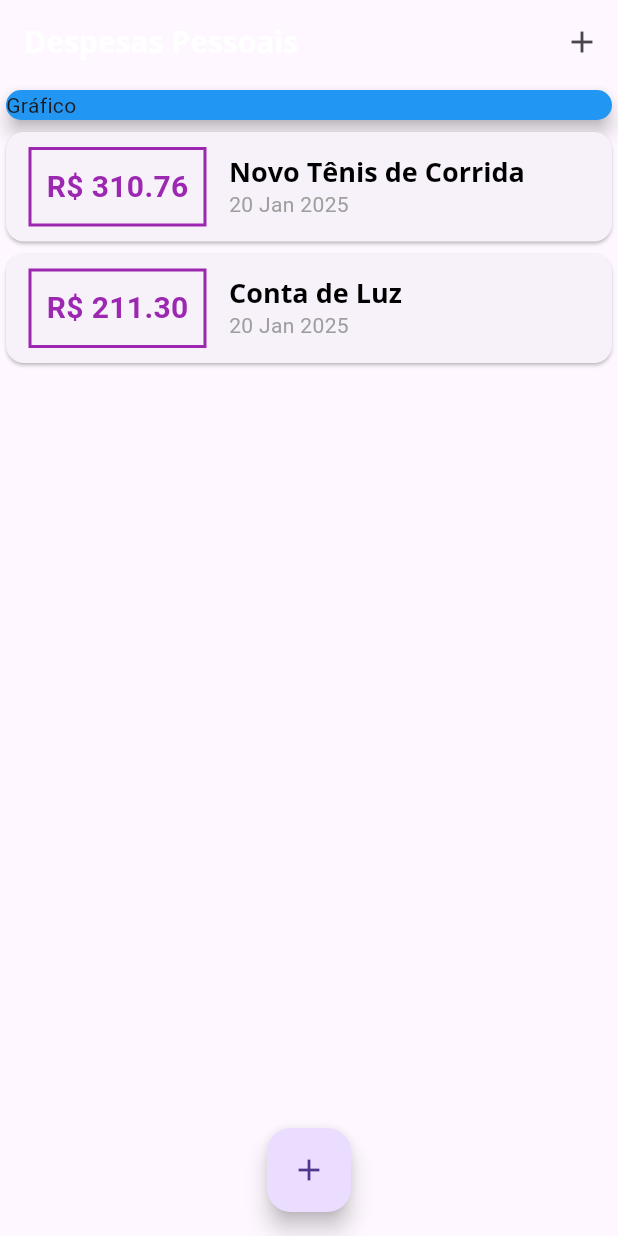
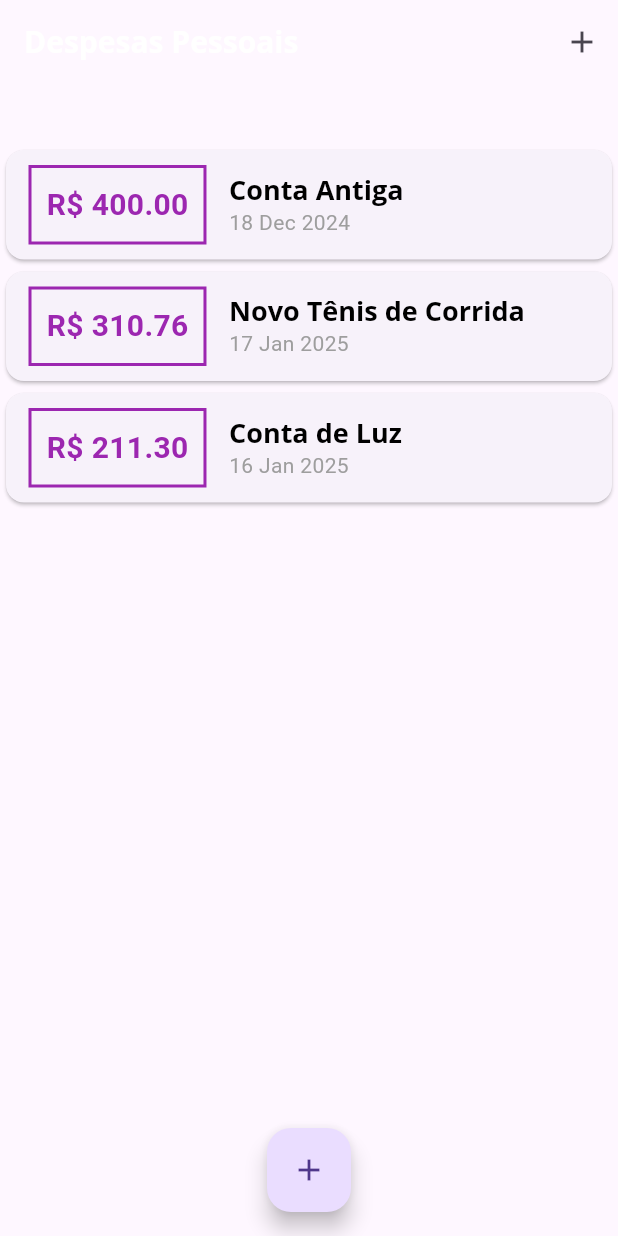
Before and after one commit to jgdlago/expenses-app, a Flutter app: the screen it shows after launch, on a phone screen of 412 x 824 dp. Run offline on Flutter 3.47's test engine with Material 3 defaults, Android fonts, the phone set to English and light mode, and no system bars.

Commit message:
:sparkles: Feat: Component de Chart

```diff
--- /dev/null
+++ b/expenses/lib/components/chart.dart
@@ -0,0 +1,49 @@
+import 'package:flutter/material.dart';
+import 'package:intl/intl.dart';
+import '../models/transaction.dart';
+
+class Chart extends StatelessWidget {
+  final List<Transaction> recentTransaction;
+
+  const Chart(this.recentTransaction, {Key? key}) : super(key: key);
+
+  List<Map<String, Object>> get groupedTransactions {
+    return List.generate(7, (index) {
+      final weekDay = DateTime.now().subtract(
+        Duration(days: index),
+      );
+
+      double totalSum = 0.0;
+
+      for (var i = 0; i < recentTransaction.length; i++) {
+        bool sameDay = recentTransaction[i].date.day == weekDay.day;
+        bool sameMonth = recentTransaction[i].date.month == weekDay.month;
+        bool sameYear = recentTransaction[i].date.year == weekDay.year;
+
+        if (sameDay && sameMonth && sameYear) {
+          totalSum += recentTransaction[i].value;
+        }
+      }
+
+      print(DateFormat.E().format(weekDay)[0]);
+      print(totalSum);
+
+      return {
+        'day': DateFormat.E().format(weekDay)[0],
+        'value': totalSum,
+      };
+    });
+  }
+
+  @override
+  Widget build(BuildContext context) {
+    groupedTransactions;
+    return Card(
+      elevation: 6,
+      margin: const EdgeInsets.all(20),
+      child: Row(
+        children: const [],
+      ),
+    );
+  }
+}
--- a/expenses/lib/main.dart
+++ b/expenses/lib/main.dart
@@ -3,6 +3,7 @@ import 'package:flutter/material.dart';
 import 'dart:math';
 import 'components/transaction_form.dart';
 import 'components/transaction_list.dart';
+import 'components/chart.dart';
 import 'models/transaction.dart';
 
 main() => runApp(ExpensesApp());
@@ -48,20 +49,34 @@ class MyHomePage extends StatefulWidget {
 }
 
 class _MyHomePageState extends State<MyHomePage> {
-  final _transactions = [
+  final List<Transaction> _transactions = [
+    Transaction(
+      id: 't0',
+      title: 'Conta Antiga',
+      value: 400.00,
+      date: DateTime.now().subtract(const Duration(days: 33)),
+    ),
     Transaction(
       id: 't1',
       title: 'Novo Tênis de Corrida',
       value: 310.76,
-      date: DateTime.now(),
+      date: DateTime.now().subtract(const Duration(days: 3)),
     ),
     Transaction(
       id: 't2',
       title: 'Conta de Luz',
       value: 211.30,
-      date: DateTime.now(),
+      date: DateTime.now().subtract(const Duration(days: 4)),
     ),
   ];
+
+  List<Transaction> get _recentTransactions {
+    return _transactions.where((tr) {
+      return tr.date.isAfter(DateTime.now().subtract(
+        const Duration(days: 7),
+      ));
+    }).toList();
+  }
 
   _addTransaction(String title, double value) {
     final newTransaction = Transaction(
@@ -103,13 +118,7 @@ class _MyHomePageState extends State<MyHomePage> {
         child: Column(
           crossAxisAlignment: CrossAxisAlignment.stretch,
           children: [
-            const SizedBox(
-              child: Card(
-                color: Colors.blue,
-                child: Text('Gráfico'),
-                elevation: 5,
-              ),
-            ),
+            Chart(_recentTransactions),
             TransactionList(_transactions),
           ],
         ),
```
